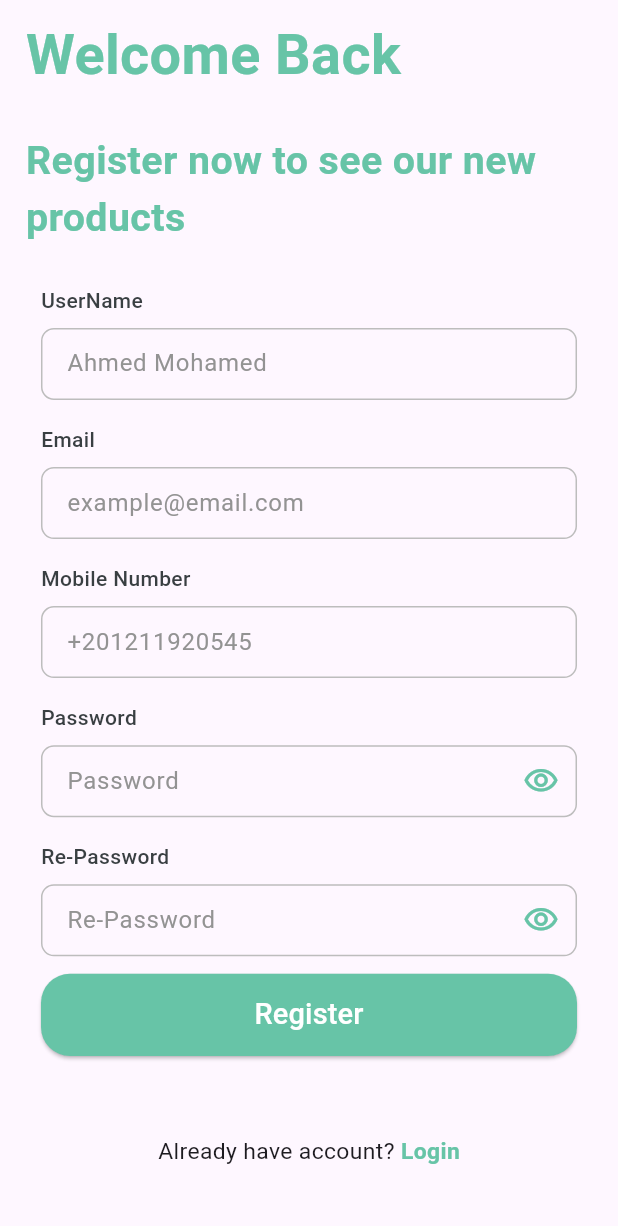
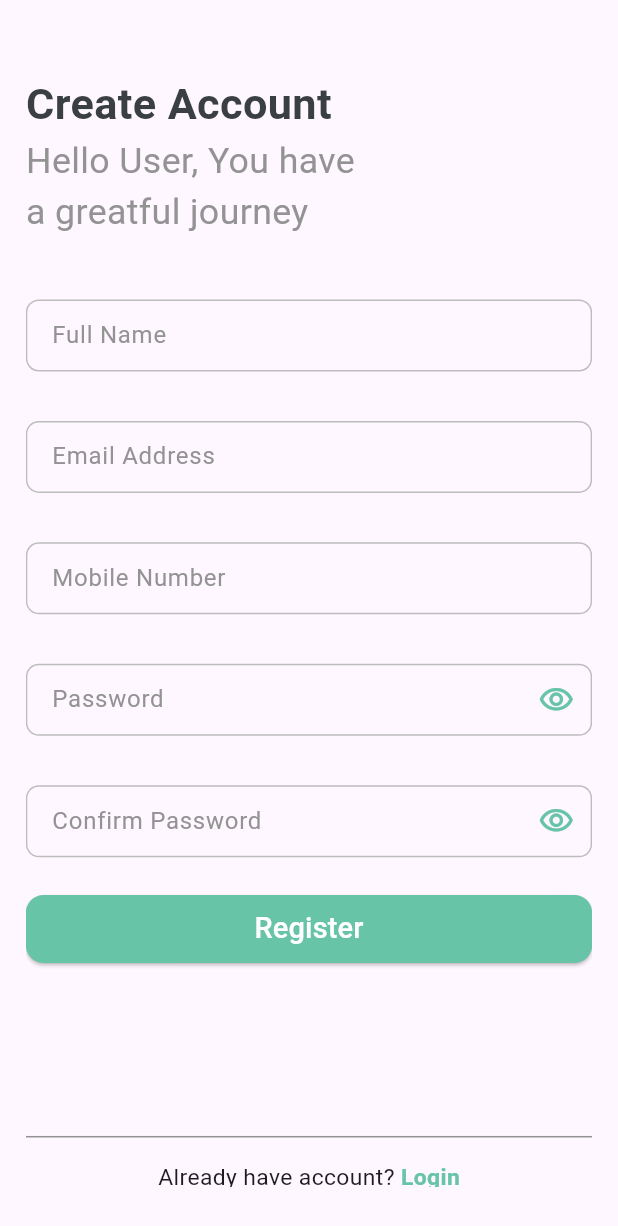
Before and after one commit to YoussefMohammed001/e_commerece_app, a Flutter app: the screen it shows after launch, after a tap on "Register", on a phone screen of 412 x 824 dp. Shown: the top 1226 px of the screen. Run offline on Flutter 3.47's test engine with Material 3 defaults, Android fonts, the phone set to English and light mode, and no system bars; our stand-ins replace animate_do, bloc, cached_network_image, carousel_slider, dio, either_dart and 11 more; accounts and stored records are empty.

Commit message:
Login to improve

```diff
--- a/lib/core/widgets/app_text_form_field.dart
+++ b/lib/core/widgets/app_text_form_field.dart
@@ -8,10 +8,9 @@ class AppTextFormField extends StatefulWidget {
    required this.keyboardType,
    this.validators, required this.controller,
    required this.prefixIcon, required this.isPass,
-    this.isEnabled = true, required this.label});
+    this.isEnabled = true,});
   final TextEditingController controller;
   final String labelText;
-  final String label;
   final TextInputAction textInputAction;
   final  TextInputType keyboardType;
   final FormFieldValidator<String>? validators;
@@ -31,11 +30,6 @@ class _AppTextFormFieldState extends State<AppTextFormField> {
       crossAxisAlignment: CrossAxisAlignment.start,
 
       children: [
-         Text(widget.label,style: const TextStyle(
-          color: AppColors.dark,
-          fontWeight: FontWeight.w500,
-        ),),
-        SizedBox(height: 1.h,),
         TextFormField(
           enabled: widget.isEnabled,
           obscureText: obscureText,
--- a/lib/features/login/presentation/pages/login_screen.dart
+++ b/lib/features/login/presentation/pages/login_screen.dart
@@ -90,7 +90,7 @@ class LoginScreen extends StatelessWidget {
                                       keyboardType: TextInputType.emailAddress,
                                       controller: emailController,
                                       prefixIcon: Icons.email_outlined,
-                                      isPass: false, label: 'Email',
+                                      isPass: false,
                                     ),
                                     SizedBox(
                                       height: 2.h,
@@ -107,7 +107,7 @@ class LoginScreen extends StatelessWidget {
                                       keyboardType: TextInputType.visiblePassword,
                                       controller: passController,
                                       prefixIcon: Icons.lock_outline,
-                                      isPass: true, label: 'Password',
+                                      isPass: true,
                                     ),
                                     SizedBox(
                                       height: 2.h,
--- a/lib/features/profile/presentation/pages/update_profile_screen.dart
+++ b/lib/features/profile/presentation/pages/update_profile_screen.dart
@@ -56,7 +56,7 @@ class _UpdateProfileScreenState extends State<UpdateProfileScreen> {
                         keyboardType: TextInputType.name,
                         controller: nameController,
                         prefixIcon: Icons.person_outline,
-                        isPass: false, label: 'Name',
+                        isPass: false,
                       ),
                       SizedBox(
                         height: 2.h,
@@ -73,7 +73,7 @@ class _UpdateProfileScreenState extends State<UpdateProfileScreen> {
                         keyboardType: TextInputType.emailAddress,
                         controller: emailController,
                         prefixIcon: Icons.email_outlined,
-                        isPass: false, label: 'Email',
+                        isPass: false,
                       ),
                       SizedBox(
                         height: 2.h,
@@ -93,7 +93,7 @@ class _UpdateProfileScreenState extends State<UpdateProfileScreen> {
                         keyboardType: TextInputType.number,
                         controller: phoneController,
                         prefixIcon: Icons.phone_outlined,
-                        isPass: false, label: 'Mobile Number',
+                        isPass: false,
                       ),
                       SizedBox(
                         height: 2.h,
--- a/lib/features/register/presentation/pages/register_screen.dart
+++ b/lib/features/register/presentation/pages/register_screen.dart
@@ -61,34 +61,35 @@ class RegisterScreen extends StatelessWidget {
             return SafeArea(
               child: Scaffold(
                 body: Padding(
-                  padding:  EdgeInsets.symmetric(horizontal: 17.sp,vertical: 13.sp),
+                  padding:  EdgeInsets.symmetric(horizontal: 17.sp,vertical:4.h),
 
                   child: SingleChildScrollView(
                     child: Column(
                       crossAxisAlignment:CrossAxisAlignment.start,
                       children: [
-                        Text("Welcome Back",
+
+                        SizedBox(
+                          height: 2.h,
+                        ),
+                        Text("Create Account",
                           style: TextStyle(
-                            color: AppColors.primary,
-                            fontSize: 25.sp,
+                            color: AppColors.dark,
+                            fontSize: 22.sp,
                             fontWeight: FontWeight.bold,
 
                           ),
                         ),
-                        SizedBox(height: 3.h,),
-                        Text("Register now to see our new products",
+                        Text("Hello User, You have \na greatful journey ",
                           style: TextStyle(
-                            color: AppColors.primary,
-                            fontSize: 21.sp,
-                            fontWeight: FontWeight.bold,
-
+                            color: AppColors.grey,
+                            fontSize: 20.sp,
                           ),
                         ),
-                        SizedBox(height: 2.h,),
+                        SizedBox(height: 5.h,),
                         Form(
                           key: _formKey,
                           child: Padding(
-                            padding: EdgeInsets.all(13.sp),
+                            padding: EdgeInsets.all(0.sp),
                             child: Column(
                               children: [
                                 AppTextFormField(
@@ -100,15 +101,15 @@ class RegisterScreen extends StatelessWidget {
                                     return null;
 
                                   },
-                                  labelText: 'Ahmed Mohamed',
+                                  labelText: 'Full Name',
                                   textInputAction: TextInputAction.next,
                                   keyboardType: TextInputType.name,
                                   controller: nameController,
                                   prefixIcon: Icons.person_outline,
-                                  isPass: false, label: 'UserName',
+                                  isPass: false,
                                 ),
                                 SizedBox(
-                                  height: 2.h,
+                                  height: 4.h,
                                 ),
                                 AppTextFormField(
                                   validators: (value) {
@@ -117,15 +118,15 @@ class RegisterScreen extends StatelessWidget {
                                     }
                                     return null;
                                   },
-                                  labelText: 'example@email.com',
+                                  labelText: 'Email Address',
                                   textInputAction: TextInputAction.next,
                                   keyboardType: TextInputType.emailAddress,
                                   controller: emailController,
                                   prefixIcon: Icons.email_outlined,
-                                  isPass: false, label: "Email",
+                                  isPass: false,
                                 ),
                                 SizedBox(
-                                  height: 2.h,
+                                  height:4.h,
                                 ),
                                 AppTextFormField(
                                   validators: (value) {
@@ -137,15 +138,15 @@ class RegisterScreen extends StatelessWidget {
                                     }
                                     return null;
                                   },
-                                  labelText: '+201211920545',
+                                  labelText: 'Mobile Number',
                                   textInputAction: TextInputAction.next,
                                   keyboardType: TextInputType.number,
                                   controller: phoneController,
                                   prefixIcon: Icons.phone_outlined,
-                                  isPass: false, label: 'Mobile Number',
+                                  isPass: false,
                                 ),
                                 SizedBox(
-                                  height: 2.h,
+                                  height: 4.h,
                                 ),
                                 AppTextFormField(
                                   validators: (value) {
@@ -162,10 +163,10 @@ class RegisterScreen extends StatelessWidget {
                                   keyboardType: TextInputType.visiblePassword,
                                   controller: passController,
                                   prefixIcon: Icons.lock_outline,
-                                  isPass: true, label: 'Password',
+                                  isPass: true,
                                 ),
                                 SizedBox(
-                                  height: 2.h,
+                                  height: 4.h,
                                 ),
                                 AppTextFormField(
                                   validators: (value) {
@@ -180,12 +181,12 @@ class RegisterScreen extends StatelessWidget {
                                     }
                                     return null;
                                   },
-                                  labelText: 'Re-Password',
+                                  labelText: 'Confirm Password',
                                   textInputAction: TextInputAction.done,
                                   keyboardType: TextInputType.visiblePassword,
                                   controller: confirmPassController,
                                   prefixIcon: Icons.lock_outline,
-                                  isPass: true, label: 'Re-Password',
+                                  isPass: true,
                                 ),
                                 state.requestState == RequestState.loading
                                     ? Container(
@@ -196,8 +197,9 @@ class RegisterScreen extends StatelessWidget {
                                       color: AppColors.primary,
                                     ))
                                     : AppButton(
-                                  borderRadius: BorderRadius.circular(18.sp),
-                                  margin: EdgeInsets.symmetric(vertical: 14.sp),
+                                  padding: EdgeInsets.symmetric(horizontal: 5.sp,vertical: 12.sp),
+                                  borderRadius: BorderRadius.circular(14.sp),
+                                  margin: EdgeInsets.symmetric(vertical: 20.sp),
                                   onPressed: () {
                                  if(_formKey.currentState!.validate()){
                                    cubit.add(RegisterEvent(
@@ -214,7 +216,10 @@ class RegisterScreen extends StatelessWidget {
                                   label: "Register",
                                   bgColor: AppColors.primary,
                                 ),
-                             SizedBox(height: 5.h,),
+                                SizedBox(height: 10.h,),
+
+                                Divider(height: 2.h,color: AppColors.grey,),
+                                SizedBox(height: 1.h,),
                                 Row(
                                   mainAxisAlignment: MainAxisAlignment.center,
                                   children: [
```
